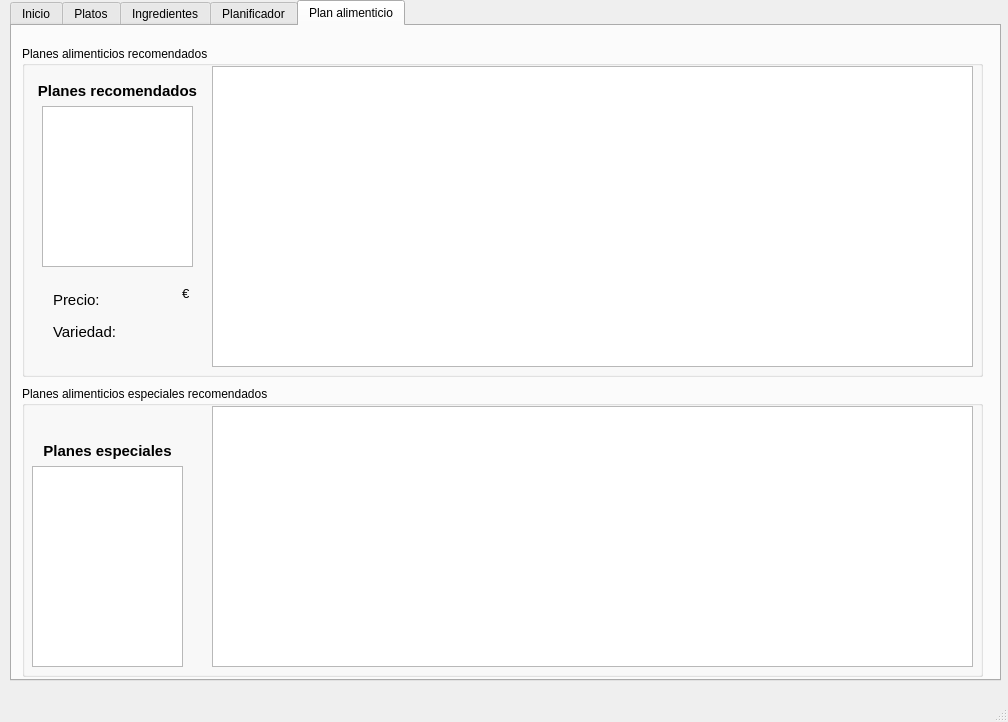
Old version of the form MenuPlanningAPP/mainwindowmenuplan.ui in the repository JuanManuelRamos/Trabajo-Fin-de-Grado.
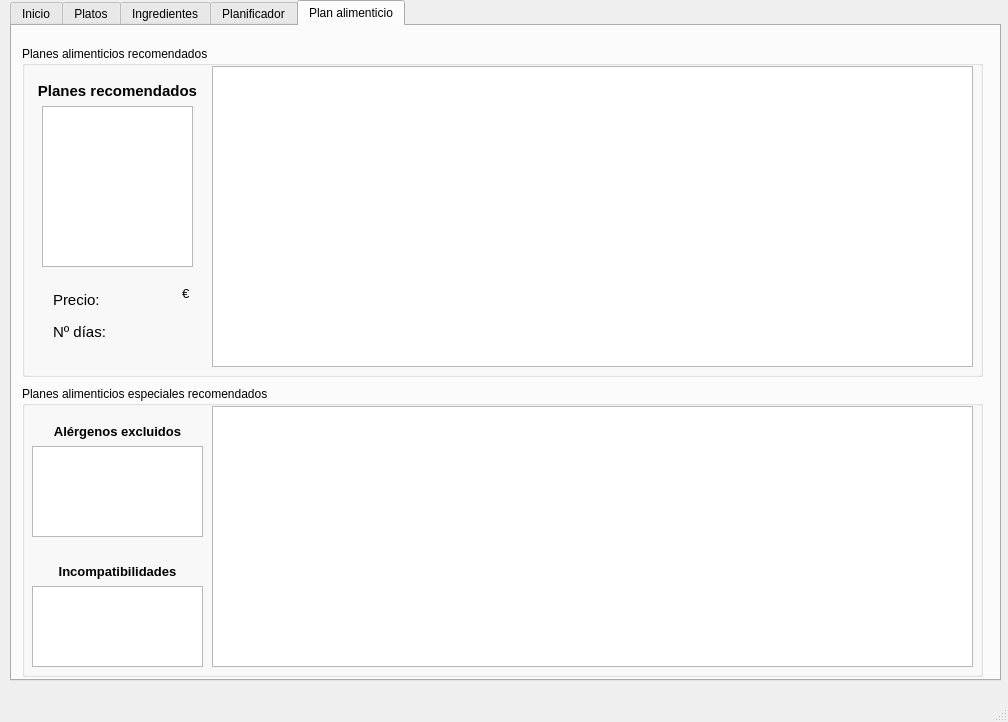
New version of the form. The open tabs and pages were chosen to show the change.

Diff of the .ui file:
```diff
--- a/MenuPlanningAPP/mainwindowmenuplan.ui
+++ b/MenuPlanningAPP/mainwindowmenuplan.ui
@@ -4170,7 +4170,7 @@
         <item row="1" column="0">
          <widget class="QLabel" name="label_190">
           <property name="text">
-           <string>&lt;html&gt;&lt;head/&gt;&lt;body&gt;&lt;p&gt;&lt;span style=&quot; font-size:11pt;&quot;&gt;Variedad: &lt;/span&gt;&lt;/p&gt;&lt;/body&gt;&lt;/html&gt;</string>
+           <string>&lt;html&gt;&lt;head/&gt;&lt;body&gt;&lt;p&gt;&lt;span style=&quot; font-size:11pt;&quot;&gt;Nº días: &lt;/span&gt;&lt;/p&gt;&lt;/body&gt;&lt;/html&gt;</string>
           </property>
          </widget>
         </item>
@@ -4223,16 +4223,6 @@
       <property name="title">
        <string>Planes alimenticios especiales recomendados</string>
       </property>
-      <widget class="QListWidget" name="listWidget__PLAND_Especiales">
-       <property name="geometry">
-        <rect>
-         <x>10</x>
-         <y>80</y>
-         <width>151</width>
-         <height>201</height>
-        </rect>
-       </property>
-      </widget>
       <widget class="QTableWidget" name="tableWidget_PLAND_Especiales">
        <property name="geometry">
         <rect>
@@ -4246,14 +4236,47 @@
       <widget class="QLabel" name="label_189">
        <property name="geometry">
         <rect>
-         <x>0</x>
-         <y>40</y>
+         <x>20</x>
+         <y>30</y>
+         <width>151</width>
+         <height>31</height>
+        </rect>
+       </property>
+       <property name="text">
+        <string>&lt;html&gt;&lt;head/&gt;&lt;body&gt;&lt;p align=&quot;center&quot;&gt;&lt;span style=&quot; font-size:10pt; font-weight:600;&quot;&gt;Alérgenos excluidos&lt;/span&gt;&lt;/p&gt;&lt;/body&gt;&lt;/html&gt;</string>
+       </property>
+      </widget>
+      <widget class="QListWidget" name="listWidget_PLAND_alerg">
+       <property name="geometry">
+        <rect>
+         <x>10</x>
+         <y>60</y>
          <width>171</width>
-         <height>51</height>
+         <height>91</height>
         </rect>
        </property>
+      </widget>
+      <widget class="QLabel" name="label_192">
+       <property name="geometry">
+        <rect>
+         <x>10</x>
+         <y>170</y>
+         <width>171</width>
+         <height>31</height>
+        </rect>
+       </property>
        <property name="text">
-        <string>&lt;html&gt;&lt;head/&gt;&lt;body&gt;&lt;p align=&quot;center&quot;&gt;&lt;span style=&quot; font-size:11pt; font-weight:600;&quot;&gt;Planes especiales&lt;/span&gt;&lt;/p&gt;&lt;/body&gt;&lt;/html&gt;</string>
+        <string>&lt;html&gt;&lt;head/&gt;&lt;body&gt;&lt;p align=&quot;center&quot;&gt;&lt;span style=&quot; font-size:10pt; font-weight:600;&quot;&gt;Incompatibilidades&lt;/span&gt;&lt;/p&gt;&lt;/body&gt;&lt;/html&gt;</string>
+       </property>
+      </widget>
+      <widget class="QListWidget" name="listWidget_2_PLAND_inc">
+       <property name="geometry">
+        <rect>
+         <x>10</x>
+         <y>200</y>
+         <width>171</width>
+         <height>81</height>
+        </rect>
        </property>
       </widget>
      </widget>
```
Left out of the diff: 2 changed lines with no effect on the pictures.
